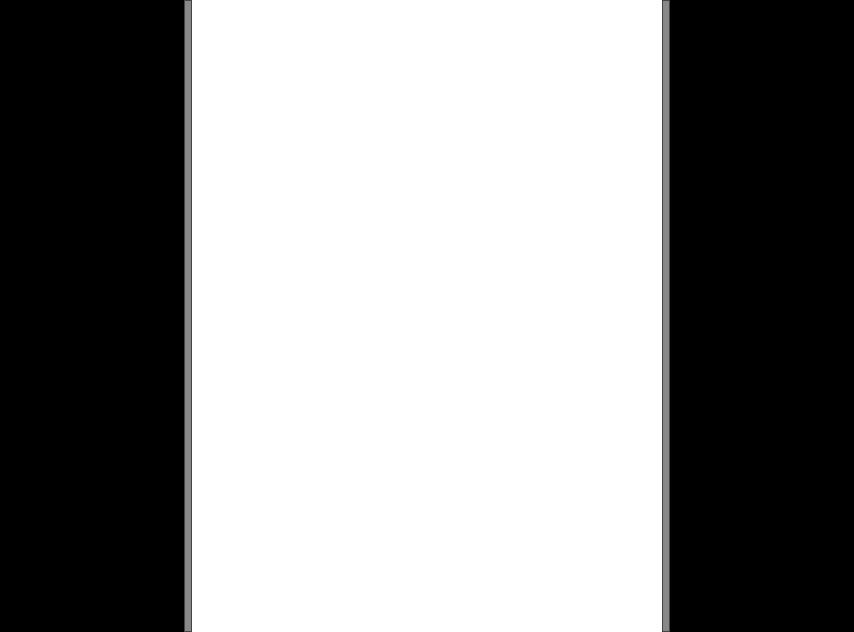
Qt form FullScreenDialog.ui (ldraconus/TextSmith2) before a commit.
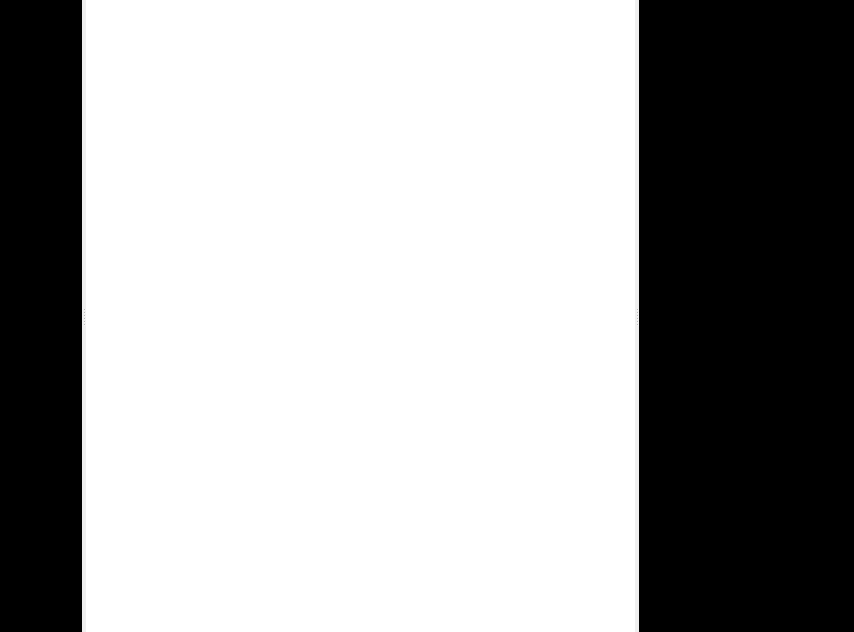
The same form after that commit. Custom widgets are drawn as their Qt base class.

```diff
--- a/FullScreenDialog.ui
+++ b/FullScreenDialog.ui
@@ -29,6 +29,9 @@
    <bool>false</bool>
   </property>
   <layout class="QVBoxLayout" name="verticalLayout">
+   <property name="spacing">
+    <number>0</number>
+   </property>
    <property name="leftMargin">
     <number>0</number>
    </property>
@@ -43,23 +46,11 @@
    </property>
    <item>
     <widget class="QSplitter" name="splitter">
-     <property name="contextMenuPolicy">
-      <enum>Qt::ContextMenuPolicy::NoContextMenu</enum>
+     <property name="lineWidth">
+      <number>0</number>
      </property>
-     <property name="styleSheet">
-      <string notr="true">QSplitter::handle {
-    background: #888;
-    border: 1px solid #444;
-}
-QSplitter::handle:horizontal {
-    width: 4px;
-}
-QSplitter::handle:vertical {
-    height: 4px;
-}
-QSplitter::handle:hover {
-    background: #aaa
-}</string>
+     <property name="midLineWidth">
+      <number>2</number>
      </property>
      <property name="orientation">
       <enum>Qt::Orientation::Horizontal</enum>
@@ -74,25 +65,86 @@
 }</string>
       </property>
       <property name="frameShape">
-       <enum>QFrame::Shape::StyledPanel</enum>
+       <enum>QFrame::Shape::NoFrame</enum>
       </property>
       <property name="frameShadow">
-       <enum>QFrame::Shadow::Raised</enum>
+       <enum>QFrame::Shadow::Plain</enum>
       </property>
+      <property name="lineWidth">
+       <number>0</number>
+      </property>
+      <layout class="QVBoxLayout" name="verticalLayout_3">
+       <item>
+        <spacer name="verticalSpacer">
+         <property name="orientation">
+          <enum>Qt::Orientation::Vertical</enum>
+         </property>
+         <property name="sizeHint" stdset="0">
+          <size>
+           <width>20</width>
+           <height>589</height>
+          </size>
+         </property>
+        </spacer>
+       </item>
+       <item>
+        <widget class="QLabel" name="label">
+         <property name="text">
+          <string/>
+         </property>
+        </widget>
+       </item>
+      </layout>
      </widget>
-     <widget class="TextEdit" name="textEdit">
+     <widget class="QFrame" name="frame_3">
       <property name="contextMenuPolicy">
        <enum>Qt::ContextMenuPolicy::NoContextMenu</enum>
       </property>
+      <property name="styleSheet">
+       <string notr="true"/>
+      </property>
       <property name="frameShape">
        <enum>QFrame::Shape::NoFrame</enum>
       </property>
       <property name="frameShadow">
        <enum>QFrame::Shadow::Plain</enum>
       </property>
-      <property name="horizontalScrollBarPolicy">
-       <enum>Qt::ScrollBarPolicy::ScrollBarAlwaysOff</enum>
+      <property name="lineWidth">
+       <number>0</number>
       </property>
+      <layout class="QVBoxLayout" name="verticalLayout_2">
+       <property name="spacing">
+        <number>0</number>
+       </property>
+       <property name="leftMargin">
+        <number>0</number>
+       </property>
+       <property name="topMargin">
+        <number>0</number>
+       </property>
+       <property name="rightMargin">
+        <number>0</number>
+       </property>
+       <property name="bottomMargin">
+        <number>0</number>
+       </property>
+       <item>
+        <widget class="TextEdit" name="textEdit">
+         <property name="contextMenuPolicy">
+          <enum>Qt::ContextMenuPolicy::NoContextMenu</enum>
+         </property>
+         <property name="frameShape">
+          <enum>QFrame::Shape::NoFrame</enum>
+         </property>
+         <property name="frameShadow">
+          <enum>QFrame::Shadow::Plain</enum>
+         </property>
+         <property name="horizontalScrollBarPolicy">
+          <enum>Qt::ScrollBarPolicy::ScrollBarAlwaysOff</enum>
+         </property>
+        </widget>
+       </item>
+      </layout>
      </widget>
      <widget class="QFrame" name="frame_2">
       <property name="contextMenuPolicy">
@@ -100,14 +152,17 @@
       </property>
       <property name="styleSheet">
        <string notr="true">QFrame {
-    background: Black;
+    background: black;
 }</string>
       </property>
       <property name="frameShape">
-       <enum>QFrame::Shape::StyledPanel</enum>
+       <enum>QFrame::Shape::NoFrame</enum>
       </property>
       <property name="frameShadow">
-       <enum>QFrame::Shadow::Raised</enum>
+       <enum>QFrame::Shadow::Plain</enum>
+      </property>
+      <property name="lineWidth">
+       <number>0</number>
       </property>
      </widget>
     </widget>
```
Left out of the diff: 4 changed lines with no effect on the pictures.
